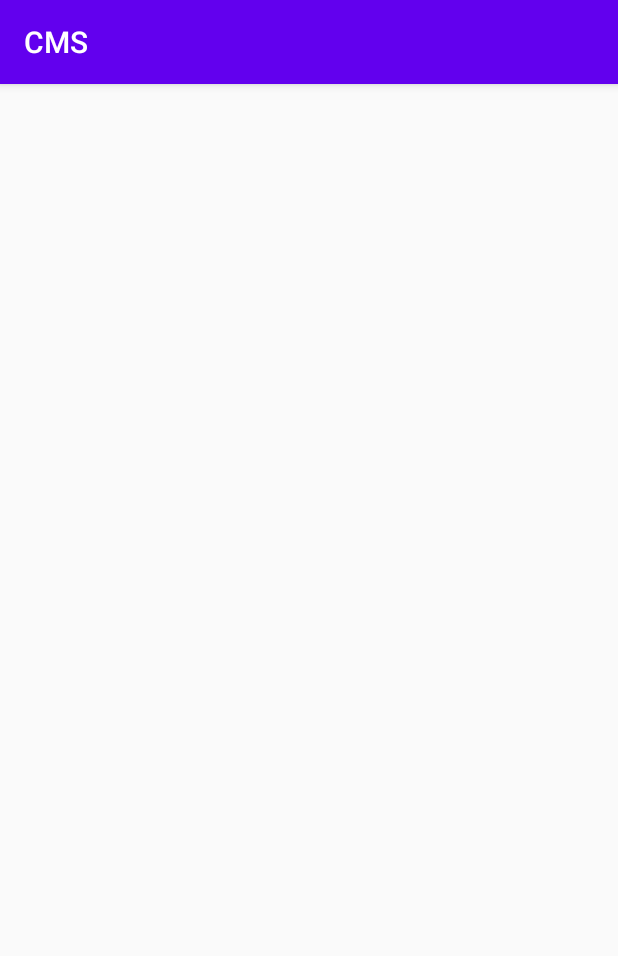
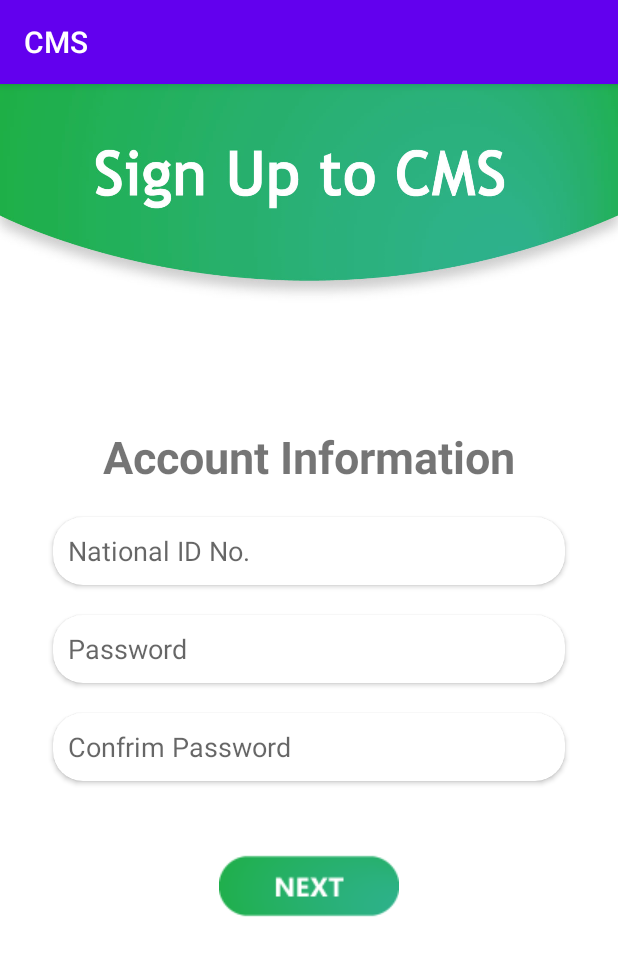
Before and after one commit to bk703/CMS, an Android app: the SignupAccount screen opened directly, with no data from a screen before it, on a phone screen of 412 x 824 dp. Shown: the top 956 px of the screen. Run offline under Robolectric (Android 15) with nearby library versions, the phone set to English and light mode, and no system bars.

Commit message:
Added all the layouts of signup

```diff
--- a/app/src/main/AndroidManifest.xml
+++ b/app/src/main/AndroidManifest.xml
@@ -9,6 +9,7 @@
         android:roundIcon="@mipmap/ic_launcher"
         android:supportsRtl="true"
         android:theme="@style/AppTheme">
+        <activity android:name=".AccountActivation"></activity>
         <activity android:name=".SignupAccount" />
         <activity android:name=".SignupContact" />
         <activity android:name=".Register_Activity" />
--- a/app/src/main/res/layout/activity_signup_account.xml
+++ b/app/src/main/res/layout/activity_signup_account.xml
@@ -1,9 +1,103 @@
 <?xml version="1.0" encoding="utf-8"?>
-<androidx.constraintlayout.widget.ConstraintLayout xmlns:android="http://schemas.android.com/apk/res/android"
+<LinearLayout xmlns:android="http://schemas.android.com/apk/res/android"
     xmlns:app="http://schemas.android.com/apk/res-auto"
     xmlns:tools="http://schemas.android.com/tools"
     android:layout_width="match_parent"
     android:layout_height="match_parent"
+    android:layout_gravity="center"
+    android:gravity="center"
+    android:background="@drawable/bg"
+    android:orientation="vertical"
     tools:context=".SignupAccount">
+    <LinearLayout
+        android:layout_width="match_parent"
+        android:layout_height="wrap_content"
+        android:orientation="vertical"
+        android:layout_marginTop="45dp"
+        android:layout_marginRight="25dp"
+        android:layout_marginLeft="25dp">
 
-</androidx.constraintlayout.widget.ConstraintLayout>
+        <TextView
+            android:layout_width="match_parent"
+            android:layout_height="wrap_content"
+            android:gravity="center"
+            android:textStyle="bold"
+            android:textSize="30dp"
+            android:layout_margin="10dp"
+            android:text="Account Information">
+
+        </TextView>
+
+
+
+        <androidx.cardview.widget.CardView
+            android:layout_width="match_parent"
+            android:layout_height="wrap_content"
+            android:layout_margin="10dp"
+            app:cardCornerRadius="20dp">
+
+            <LinearLayout
+                android:layout_width="match_parent"
+                android:layout_height="wrap_content">
+
+                <EditText
+                    android:layout_width="match_parent"
+                    android:layout_height="wrap_content"
+                    android:backgroundTint="#FFF"
+                    android:hint="National ID No."
+                    android:paddingStart="10dp">
+
+                </EditText>
+            </LinearLayout>
+        </androidx.cardview.widget.CardView>
+
+        <androidx.cardview.widget.CardView
+            android:layout_width="match_parent"
+            android:layout_height="wrap_content"
+            android:layout_margin="10dp"
+            app:cardCornerRadius="20dp">
+
+            <LinearLayout
+                android:layout_width="match_parent"
+                android:layout_height="wrap_content">
+
+                <EditText
+                    android:layout_width="match_parent"
+                    android:layout_height="wrap_content"
+                    android:backgroundTint="#FFF"
+                    android:hint="Password"
+                    android:paddingStart="10dp">
+
+                </EditText>
+            </LinearLayout>
+        </androidx.cardview.widget.CardView>
+        <androidx.cardview.widget.CardView
+            android:layout_width="match_parent"
+            android:layout_height="wrap_content"
+            android:layout_margin="10dp"
+            app:cardCornerRadius="20dp">
+
+            <LinearLayout
+                android:layout_width="match_parent"
+                android:layout_height="wrap_content">
+
+                <EditText
+                    android:layout_width="match_parent"
+                    android:layout_height="wrap_content"
+                    android:backgroundTint="#FFF"
+                    android:hint="Confrim Password"
+                    android:paddingStart="10dp">
+
+                </EditText>
+            </LinearLayout>
+        </androidx.cardview.widget.CardView>
+
+        <ImageView
+            android:layout_width="wrap_content"
+            android:src="@drawable/button"
+            android:layout_height="wrap_content"
+            android:layout_gravity="center">
+
+        </ImageView>
+    </LinearLayout>
+</LinearLayout>
```
Also changed, not shown: app/src/main/java/com/jashabhsoft/cms/AccountActivation.java (added, +14 -0 lines), app/src/main/res/layout/activity_account_activation.xml (added, +94 -0 lines), app/src/main/res/layout/activity_signup_contact.xml (+55 -2 lines).
